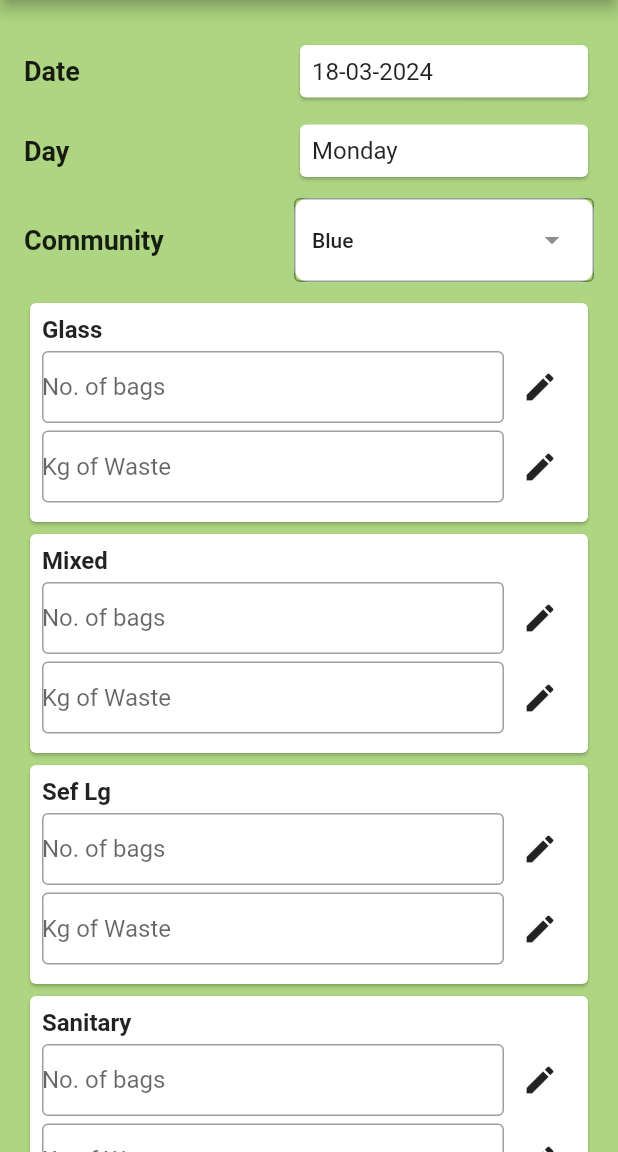
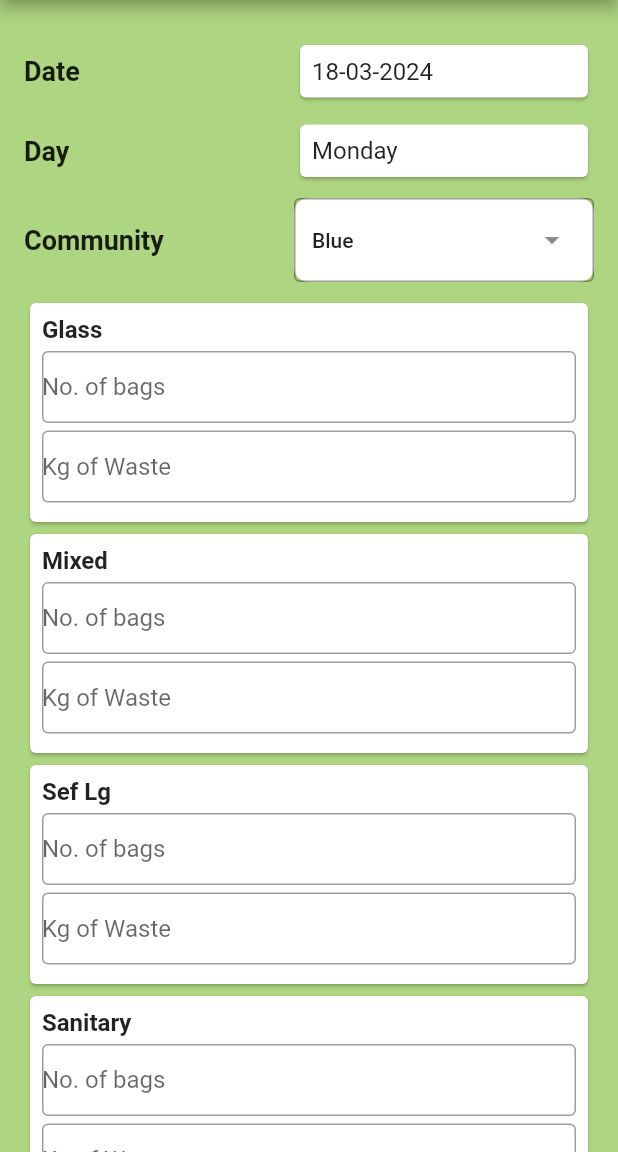
Before and after one commit to vikraman-boominathan/Eco-service, a Flutter app: the screen it shows after launch, on a phone screen of 412 x 824 dp, the part 84-1236 px from its top. Run offline on Flutter 3.47's test engine with Material 2 defaults, Android fonts, the phone set to English and light mode, and no system bars.

Commit message:
minor fixes

```diff
--- a/lib/dropdown.dart
+++ b/lib/dropdown.dart
@@ -20,7 +20,7 @@ class _CustomDropdownState extends State<CustomDropdown> {
   @override
   void initState() {
     super.initState();
-    _controller.text = 'Blue';
+    _controller.text = 'Blue'; // Set initial value
     _selectedOption = _controller.text;
   }
 
@@ -28,6 +28,10 @@ class _CustomDropdownState extends State<CustomDropdown> {
   Widget build(BuildContext context) {
     final List<String> dropdownItems = [
       'Blue',
+      'Pink',
+      'Green',
+      'Orange',
+      'Grey',
       'Pink',
       'Green',
       'Orange',
@@ -43,11 +47,12 @@ class _CustomDropdownState extends State<CustomDropdown> {
         ),
         Container(
           decoration: BoxDecoration(
-            color: Colors.white,
-            borderRadius: BorderRadius.circular(10),
+            color: Colors.white, // Set background color to white
+            borderRadius: BorderRadius.circular(10), // Set border radius
           ),
           child: SingleChildScrollView(
             child: DropdownMenu<String>(
+              menuHeight: 200,
               width: 200,
               controller: _controller,
               onSelected: (String? option) {
--- a/lib/main.dart
+++ b/lib/main.dart
@@ -62,6 +62,7 @@ class _MyAppState extends State<MyApp> {
                     child: ElevatedButton(
                       onPressed: () {
                         if (_formKey.currentState!.validate()) {
+                          // Form is validated, print the data
                           print('Community: $selectedCommunity');
                           print('Remarks: ${remarksController.text}');
                         }
--- a/lib/widgets.dart
+++ b/lib/widgets.dart
@@ -2,13 +2,13 @@ import 'package:flutter/material.dart';
 import 'package:intl/intl.dart';
 
 import 'package:flutter/material.dart';
-import 'package:intl/intl.dart';
+import 'package:intl/intl.dart'; // Import intl package for date formatting
 
 Widget buildDateAndDayCards(String date, String day) {
   String formattedDate =
-      DateFormat('dd-MM-yyyy').format(DateTime.now());
+      DateFormat('dd-MM-yyyy').format(DateTime.now()); // Format current date
   String formattedDay =
-      DateFormat('EEEE').format(DateTime.now());
+      DateFormat('EEEE').format(DateTime.now()); // Format current day
 
   return Column(
     crossAxisAlignment: CrossAxisAlignment.stretch,
@@ -62,7 +62,49 @@ Widget buildDateAndDayCards(String date, String day) {
   );
 }
 
-
+Widget buildRowWithDropdown(
+    String label, String selectedValue, void Function(String?) onChanged) {
+  return Row(
+    mainAxisAlignment: MainAxisAlignment.spaceBetween,
+    children: [
+      Text(
+        label,
+        style: TextStyle(fontSize: 18, fontWeight: FontWeight.bold),
+      ),
+      SizedBox(width: 10),
+      Container(
+        width: 200,
+        child: Card(
+          elevation: 5,
+          shape: RoundedRectangleBorder(
+            borderRadius: BorderRadius.circular(8),
+          ),
+          child: Padding(
+            padding: EdgeInsets.symmetric(horizontal: 10),
+            child: DropdownButtonHideUnderline(
+              child: DropdownButton<String>(
+                value: selectedValue, // Set the value to the selected value
+                onChanged: onChanged,
+                icon: Icon(Icons.keyboard_arrow_down),
+                items: <String>[
+                  'Aspiration',
+                  'Option 1',
+                  'Option 2',
+                  // Add more items as needed
+                ].map((String item) {
+                  return DropdownMenuItem<String>(
+                    value: item,
+                    child: Text(item),
+                  );
+                }).toList(),
+              ),
+            ),
+          ),
+        ),
+      ),
+    ],
+  );
+}
 
 Widget buildCategoryCard(int index) {
   List<String> categories = [
@@ -74,7 +116,7 @@ Widget buildCategoryCard(int index) {
     "Paper"
   ];
   String category =
-      categories[index - 1];
+      categories[index - 1]; // Adjust index to access correct category
 
   return Card(
     child: Padding(
@@ -83,15 +125,11 @@ Widget buildCategoryCard(int index) {
         crossAxisAlignment: CrossAxisAlignment.start,
         children: [
           Text(
-            '$category',
+            '$category', // Display category from list
             style: TextStyle(fontSize: 16, fontWeight: FontWeight.bold),
           ),
           SizedBox(height: 5),
-          Row(
-            crossAxisAlignment: CrossAxisAlignment.center,
-            children: [
-              Expanded(
-                child: TextField(
+          TextField(
             decoration: InputDecoration(
               hintText: 'No. of bags',
               hintStyle: TextStyle(fontSize: 16),
@@ -99,34 +137,14 @@ Widget buildCategoryCard(int index) {
               contentPadding: EdgeInsets.symmetric(vertical: 5.0),
             ),
           ),
-              ),
-              IconButton(
-                icon: Icon(Icons.edit),
-                onPressed: () {
-                },
-              ),
-            ],
-          ),
           SizedBox(height: 5),
-          Row(
-            crossAxisAlignment: CrossAxisAlignment.center,
-            children: [
-              Expanded(
-                child: TextField(
+          TextField(
             decoration: InputDecoration(
               hintText: 'Kg of Waste',
               hintStyle: TextStyle(fontSize: 16),
               border: OutlineInputBorder(),
               contentPadding: EdgeInsets.symmetric(vertical: 5.0),
             ),
-                ),
-              ),
-              IconButton(
-                icon: Icon(Icons.edit),
-                onPressed: () {
-                },
-              ),
-            ],
           ),
           SizedBox(height: 5),
         ],
@@ -148,7 +166,7 @@ Widget buildRemarksCard(TextEditingController remarksController) {
           ),
           SizedBox(height: 10),
           TextField(
-            controller: remarksController,
+            controller: remarksController, // Use remarksController here
             decoration: InputDecoration(
               hintText: 'Remarks',
               hintStyle: TextStyle(fontSize: 16),
```
Lines whose indentation alone changed are shown as unchanged.
